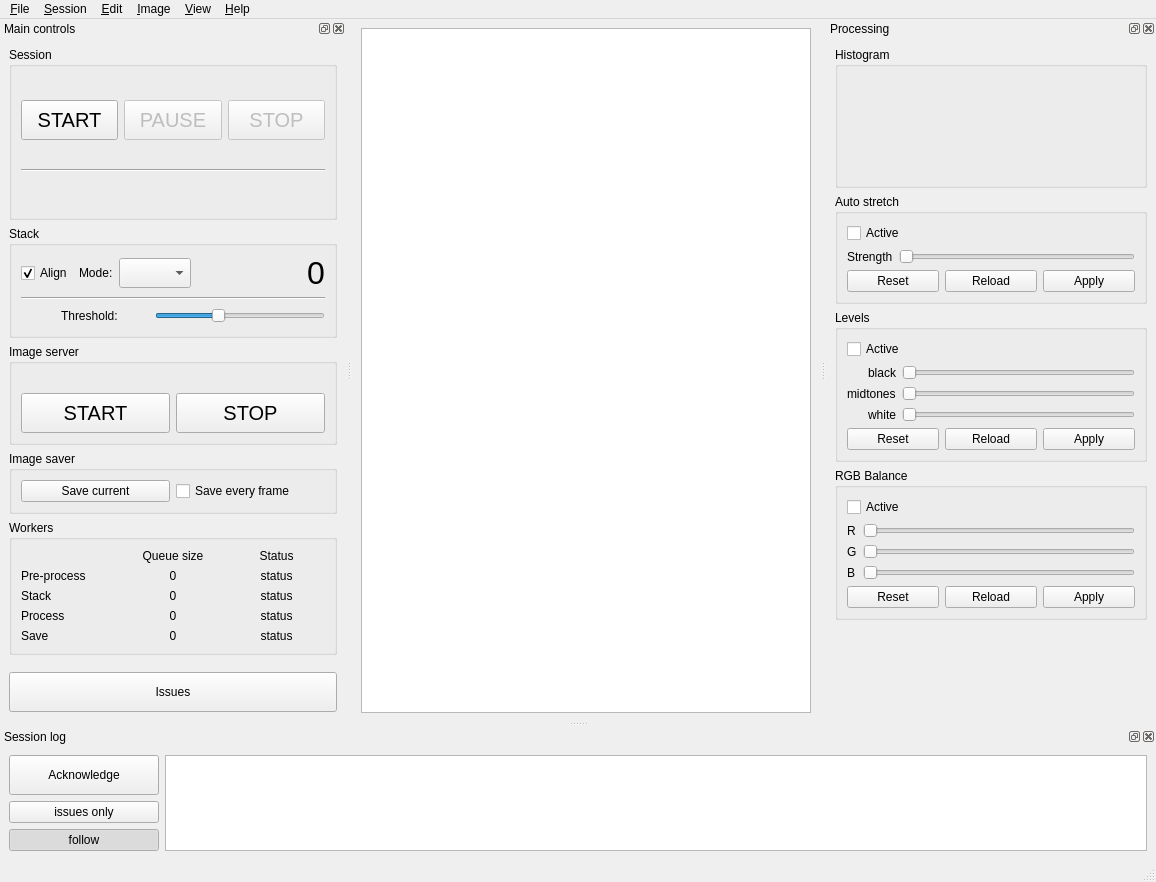
First picture: the form in src/als/ui/als_ui.ui, repository gehelem/als, before the edit.
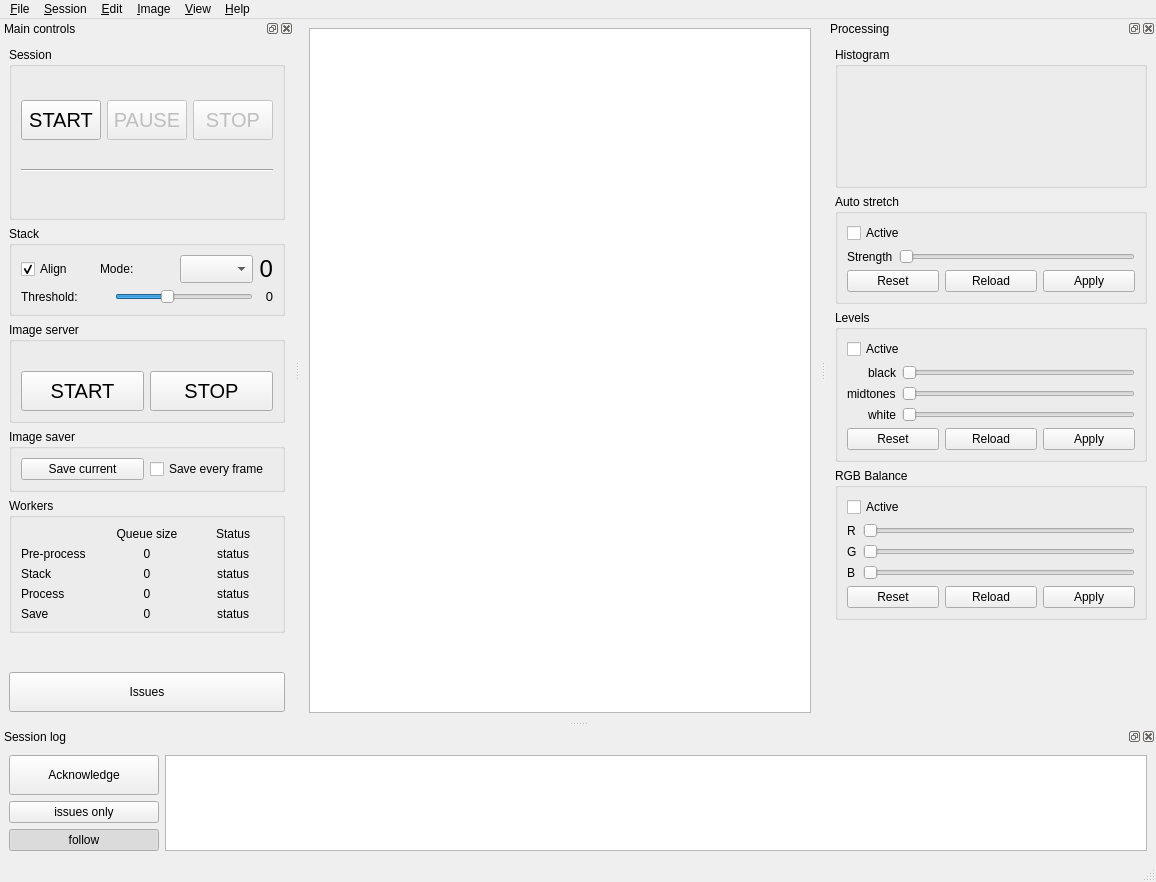
Second picture: the form after the edit. Custom widgets are drawn as their Qt base class.

Commit message: WIP: display session accumulated exposure time

What changed in the file:
```diff
--- a/src/als/ui/als_ui.ui
+++ b/src/als/ui/als_ui.ui
@@ -304,6 +304,8 @@
        <property name="title">
         <string>Stack</string>
        </property>
+       <layout class="QHBoxLayout" name="horizontalLayout_11">
+        <item>
        <layout class="QVBoxLayout" name="verticalLayout_11">
         <item>
          <layout class="QHBoxLayout" name="horizontalLayout_4">
@@ -352,59 +354,10 @@
             </property>
            </widget>
           </item>
-          <item>
-           <spacer name="horizontalSpacer">
-            <property name="orientation">
-             <enum>Qt::Horizontal</enum>
-            </property>
-            <property name="sizeHint" stdset="0">
-             <size>
-              <width>40</width>
-              <height>20</height>
-             </size>
-            </property>
-           </spacer>
-          </item>
-          <item>
-           <widget class="QLabel" name="lbl_stack_size">
-            <property name="font">
-             <font>
-              <pointsize>24</pointsize>
-              <kerning>true</kerning>
-             </font>
-            </property>
-            <property name="text">
-             <string notr="true">0</string>
-            </property>
-            <property name="alignment">
-             <set>Qt::AlignCenter</set>
-            </property>
-           </widget>
-          </item>
-         </layout>
-        </item>
-        <item>
-         <widget class="Line" name="line">
-          <property name="orientation">
-           <enum>Qt::Horizontal</enum>
-          </property>
-         </widget>
-        </item>
+           </layout>
+          </item>
         <item>
          <layout class="QHBoxLayout" name="horizontalLayout_2">
-          <item>
-           <spacer name="horizontalSpacer_2">
-            <property name="orientation">
-             <enum>Qt::Horizontal</enum>
-            </property>
-            <property name="sizeHint" stdset="0">
-             <size>
-              <width>40</width>
-              <height>20</height>
-             </size>
-            </property>
-           </spacer>
-          </item>
           <item>
            <widget class="QLabel" name="label_3">
             <property name="text">
@@ -429,7 +382,7 @@
            <widget class="QSlider" name="sld_align_threshold">
             <property name="minimumSize">
              <size>
-              <width>170</width>
+                <width>0</width>
               <height>0</height>
              </size>
             </property>
@@ -453,6 +406,44 @@
             </property>
             <property name="tickInterval">
              <number>10</number>
+              </property>
+             </widget>
+            </item>
+           </layout>
+          </item>
+         </layout>
+        </item>
+        <item>
+         <layout class="QGridLayout" name="gridLayout_3">
+          <item row="0" column="0">
+           <widget class="QLabel" name="lbl_stack_size">
+            <property name="font">
+             <font>
+              <pointsize>18</pointsize>
+              <kerning>true</kerning>
+             </font>
+            </property>
+            <property name="text">
+             <string notr="true">0</string>
+            </property>
+            <property name="alignment">
+             <set>Qt::AlignRight|Qt::AlignTrailing|Qt::AlignVCenter</set>
+            </property>
+           </widget>
+          </item>
+          <item row="1" column="0">
+           <widget class="QLabel" name="lbl_stack_exposure">
+            <property name="font">
+             <font>
+              <pointsize>10</pointsize>
+              <kerning>true</kerning>
+             </font>
+            </property>
+            <property name="text">
+             <string notr="true">0</string>
+            </property>
+            <property name="alignment">
+             <set>Qt::AlignRight|Qt::AlignTrailing|Qt::AlignVCenter</set>
             </property>
            </widget>
           </item>
```
Lines whose indentation alone changed are shown as unchanged. The commit also changes 6 other files.
